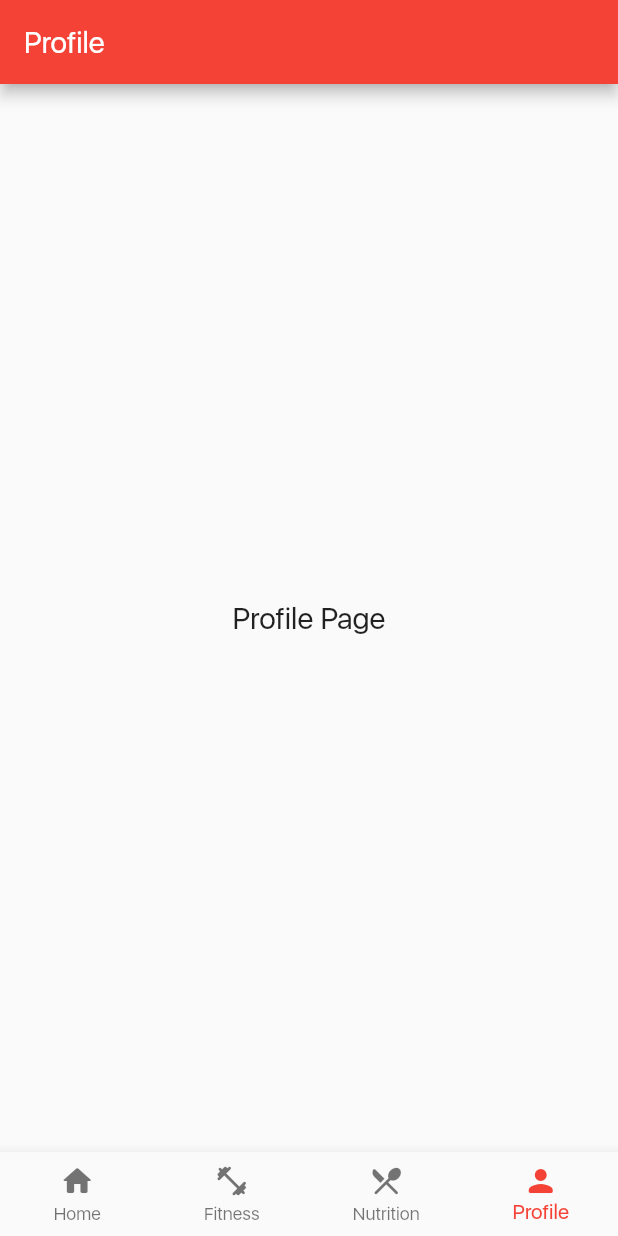
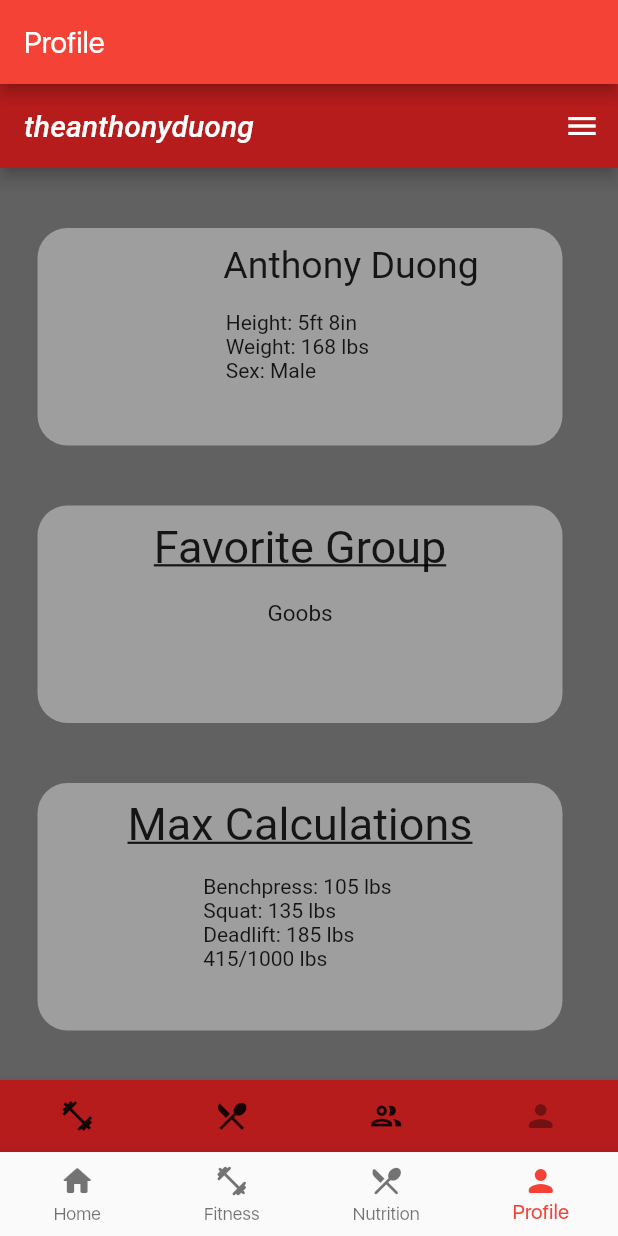
Before and after one commit to TrevorHuval/Mog, a Flutter app: the screen it shows after launch, item 4 of the bottom bar chosen, on a phone screen of 412 x 824 dp. Run offline on Flutter 3.47's test engine with Material 2 defaults, Android fonts, the phone set to English and light mode, and no system bars; our stand-ins replace convex_bottom_bar; project files that could hold a hidden picture were left out.

Commit message:
Update profile.dart

```diff
--- a/lib/profile.dart
+++ b/lib/profile.dart
@@ -1,19 +1,131 @@
+// ignore_for_file: prefer_const_constructors, prefer_const_literals_to_create_immutables, avoid_unnecessary_containers
+
 import 'package:flutter/cupertino.dart';
 import 'package:flutter/material.dart';
+import 'package:flutter/rendering.dart';
 
 class Profile extends StatelessWidget {
   @override
   Widget build(BuildContext context) {
-    return Scaffold(
-      body: Column(
-        mainAxisAlignment: MainAxisAlignment.center,
-        children: <Widget>[
-          Center(
-              child: Text(
-            "Profile Page",
-            style: new TextStyle(fontSize: 20, fontFamily: 'SanFran'),
-          ))
-        ],
+    return MaterialApp(
+      home: Scaffold(
+        backgroundColor: Colors.grey.shade700,
+        appBar: AppBar(
+          title: Text(
+            'theanthonyduong',
+            style: TextStyle(fontStyle: FontStyle.italic),
+          ),
+          backgroundColor: Colors.red.shade900,
+        ),
+        body: Column(
+          children: <Widget>[
+            Container(
+              // child: Align(alignment: Alignment.centerLeft),
+              width: 350,
+              height: 145,
+              padding: EdgeInsets.symmetric(horizontal: 30, vertical: 10),
+              margin: EdgeInsets.fromLTRB(25, 40, 25, 10),
+              decoration: BoxDecoration(
+                color: Colors.grey,
+                borderRadius: BorderRadius.all(
+                  Radius.circular(20),
+                ),
+              ),
+              child: Column(
+                children: <Widget>[
+                  Text('\t\t\t\t\t\t\t\t\t\t\tAnthony Duong',
+                      style: TextStyle(fontSize: 25)),
+                  Text('\nHeight: 5ft 8in \nWeight: 168 lbs \nSex: Male'),
+                ],
+              ),
+            ),
+            Container(
+              width: 350,
+              height: 145,
+              padding: EdgeInsets.symmetric(horizontal: 30, vertical: 10),
+              margin: EdgeInsets.fromLTRB(25, 30, 25, 10),
+              decoration: BoxDecoration(
+                color: Colors.grey,
+                borderRadius: BorderRadius.all(
+                  Radius.circular(20),
+                ),
+              ),
+              child: Column(
+                children: <Widget>[
+                  Text('Favorite Group',
+                      style: TextStyle(
+                          fontSize: 30, decoration: TextDecoration.underline)),
+                  Text('\nGoobs', style: TextStyle(fontSize: 15)),
+                ],
+              ),
+            ),
+            Container(
+              width: 350,
+              height: 165,
+              padding: EdgeInsets.symmetric(horizontal: 30, vertical: 10),
+              margin: EdgeInsets.fromLTRB(25, 30, 25, 10),
+              decoration: BoxDecoration(
+                color: Colors.grey,
+                borderRadius: BorderRadius.all(
+                  Radius.circular(20),
+                ),
+              ),
+              child: Column(
+                children: <Widget>[
+                  Text(
+                    'Max Calculations',
+                    style: TextStyle(
+                        fontSize: 30, decoration: TextDecoration.underline),
+                  ),
+                  Text(
+                      '\nBenchpress: 105 lbs \nSquat: 135 lbs \nDeadlift: 185 lbs \n415/1000 lbs'),
+                ],
+              ),
+            ),
+          ],
+        ),
+        endDrawer: Drawer(
+          child: ListView(
+            padding: EdgeInsets.zero,
+            // backgroundColor: Colors.grey,
+            children: <Widget>[
+              SizedBox(
+                height: 127,
+                child: DrawerHeader(
+                  // child: CircleAvatar(),
+                  child: Text(
+                    'theanthonyduong',
+                    style: TextStyle(fontSize: 20, fontStyle: FontStyle.italic),
+                  ),
+                  decoration: BoxDecoration(color: Colors.red.shade900),
+                ),
+              ),
+              ListTile(
+                leading: Icon(Icons.settings, size: 40),
+                title: Text('Settings', style: TextStyle(fontSize: 25)),
+                onTap: () {},
+              ),
+              Spacer(),
+              ListTile(
+                leading: Icon(Icons.highlight_remove, size: 40),
+                title: Text('Sign out', style: TextStyle(fontSize: 25)),
+                onTap: () {},
+              ),
+            ],
+          ),
+        ),
+        bottomNavigationBar: BottomAppBar(
+          color: Colors.red.shade900,
+          child: Row(
+            mainAxisAlignment: MainAxisAlignment.spaceAround,
+            children: <Widget>[
+              IconButton(icon: Icon(Icons.fitness_center), onPressed: () {}),
+              IconButton(icon: Icon(Icons.local_dining), onPressed: () {}),
+              IconButton(icon: Icon(Icons.group_outlined), onPressed: () {}),
+              IconButton(icon: Icon(Icons.person_rounded), onPressed: null),
+            ],
+          ),
+        ),
       ),
     );
   }
```
